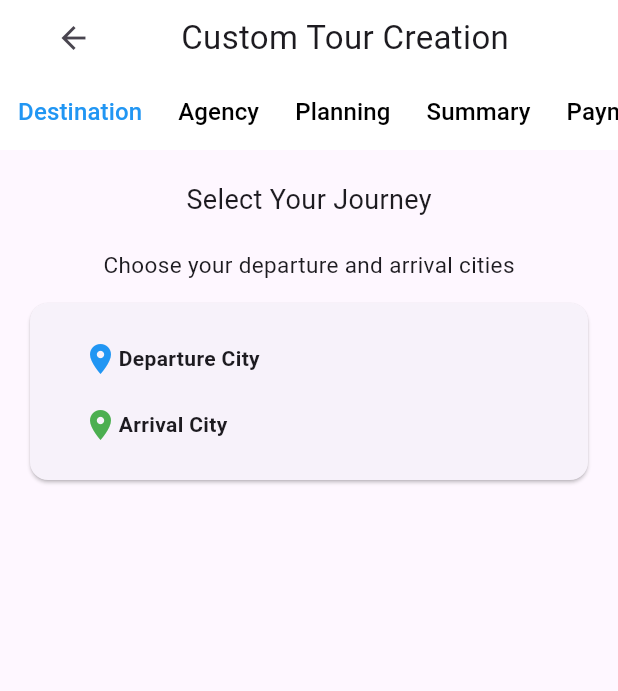
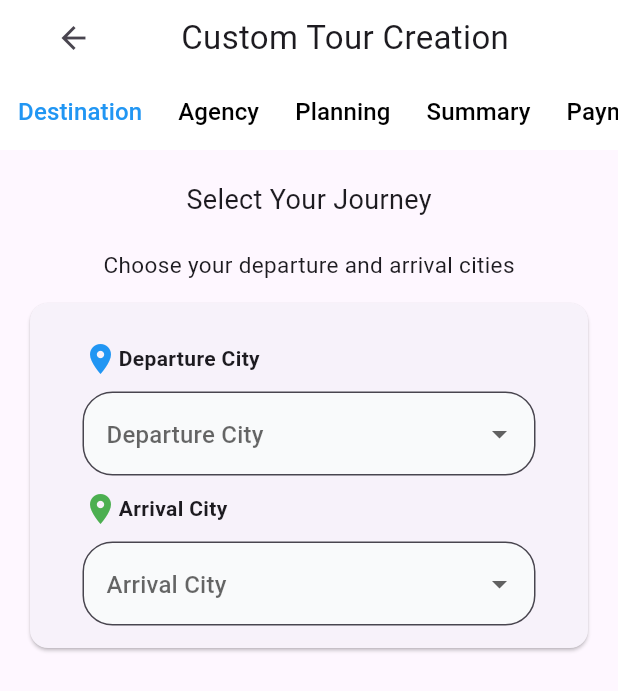
Before and after one commit to SwifTrip/swiftrip_frontend_tourist, a Flutter app: the screen it shows after launch, on a phone screen of 412 x 824 dp. Shown: the top 691 px of the screen. Run offline on Flutter 3.47's test engine with Material 3 defaults, Android fonts, the phone set to English and light mode, and no system bars.

Commit message:
Add dropdowns for selecting departure and arrival cities in DestinationScreen

```diff
--- a/swift_trip_app/lib/screens/Destination.dart
+++ b/swift_trip_app/lib/screens/Destination.dart
@@ -7,6 +7,10 @@ class DestinationScreen extends StatefulWidget {
 }
 
 class _DestinationScreenState extends State<DestinationScreen> {
+  final List<String> cities = ["Islamabad", "Lahore", "Karachi", "Peshawar"];
+  String fromCity = "";
+  String toCity = "";
+
   @override
   Widget build(BuildContext context) {
     return Scaffold(
@@ -38,11 +42,13 @@ class _DestinationScreenState extends State<DestinationScreen> {
                 child: Column(
                   children: [
                     _labelbuild("Departure City"),
+                    _dropdownbuild("Departure City"),
                     _labelbuild("Arrival City"),
+                    _dropdownbuild("Arrival City"),
                   ],
                 ),
               ),
-              )
+            ),
           ],
         ),
       ),
@@ -54,10 +60,40 @@ class _DestinationScreenState extends State<DestinationScreen> {
       padding: const EdgeInsets.symmetric(horizontal: 20, vertical: 10),
       child: Row(
         children: [
-          Icon(Icons.place, color: title == "Departure City" ? Colors.blue : Colors.green),
+          Icon(
+            Icons.place,
+            color: title == "Departure City" ? Colors.blue : Colors.green,
+          ),
           Text(title, style: TextStyle(fontWeight: FontWeight.bold)),
         ],
       ),
     );
   }
+
+  Widget _dropdownbuild(String city) {
+    return Padding(
+      padding: EdgeInsets.symmetric(horizontal: 20),
+      child: DropdownButtonFormField(
+        decoration: InputDecoration(
+          filled: true,
+          fillColor: Color(0xffF9FAFB),
+          border: OutlineInputBorder(borderRadius: BorderRadius.circular(20)),
+          focusedBorder: OutlineInputBorder(
+            borderRadius: BorderRadius.circular(20),
+            borderSide: BorderSide(color: Colors.blueAccent, width: 2),
+          ),
+          hintText: city,
+        ),
+        items: cities.map((value) {
+          return DropdownMenuItem(value: value, child: Text(value));
+        }).toList(),
+        onChanged: (value) {
+            if (city == "Arrival City") {
+              toCity = value.toString();
+            } else {
+              fromCity = value.toString();
             }
+          })
+    );
+  }
+}
```
Lines whose indentation alone changed are shown as unchanged.
